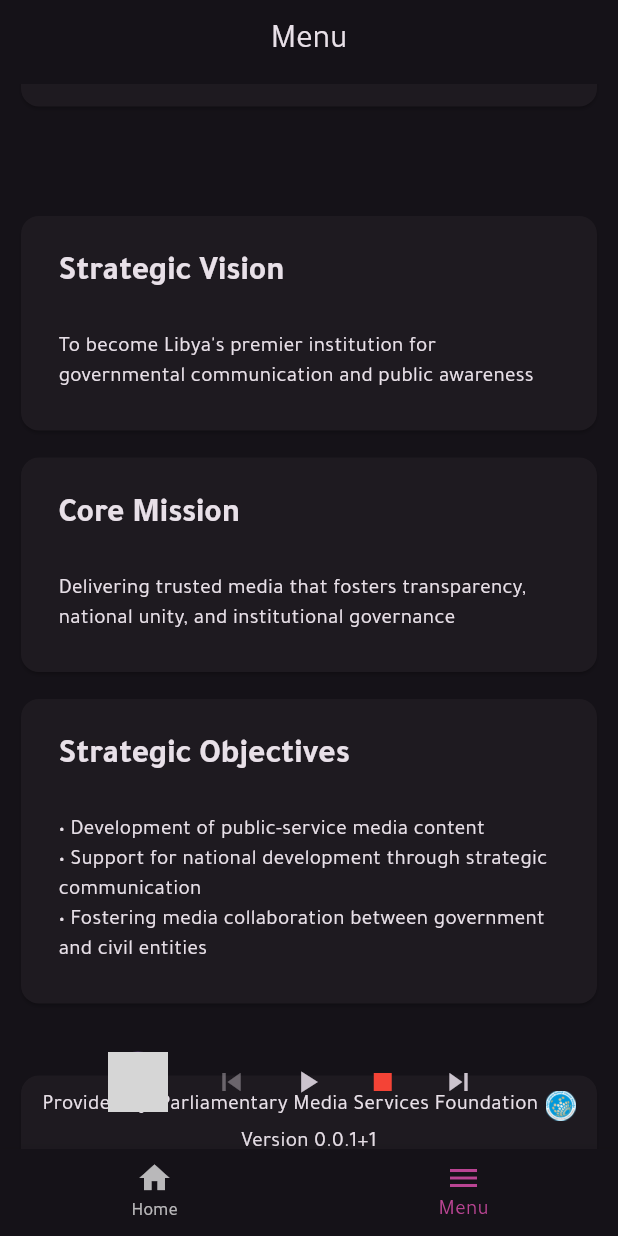
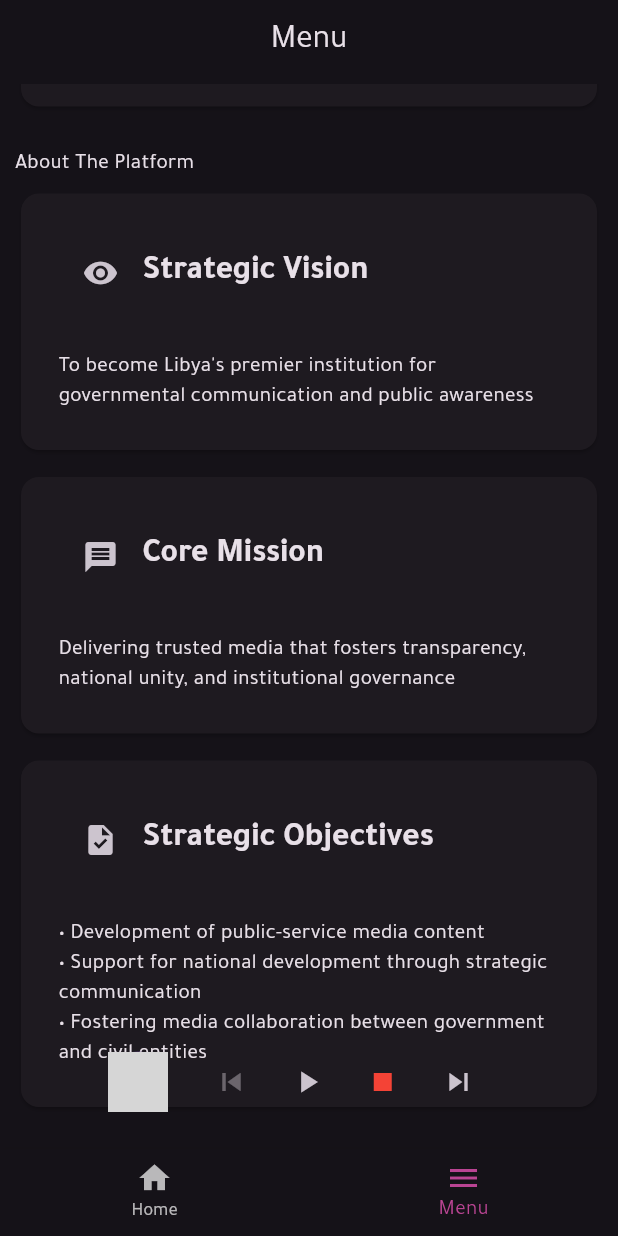
Before and after one commit to HusamFathi/ncc, a Flutter app: the SettingsPage screen opened by its route, scrolled down 576 dp, on a phone screen of 412 x 824 dp. Run offline on Flutter 3.47's test engine with Material 3 defaults, Android fonts, the phone set to English and light mode, and no system bars; our stand-ins replace bloc, cached_network_image, carousel_slider, concentric_transition, equatable, flutter_animate and 14 more; missing offline and left inert: encrypt_shared_preferences, language_code, liquid_glass_easy; network calls fail; statements that could not run were skipped; grey boxes are pictures that could not be loaded.

Commit message:
feat: add 'About the Platform' localization in Arabic and English; enhance InfoCardWidget with icons in NccInfoWidget

```diff
--- a/ncc_app/lib/l10n/app_ar.arb
+++ b/ncc_app/lib/l10n/app_ar.arb
@@ -49,6 +49,7 @@
   "cancel": "إلغاء",
   "selectLanguage": "اختر اللغة",
   "menu": "القائمة",
+  "aboutPlatform": "حول المنصة",
   "home": "الرئيسية",
   "notionRadioSlogan": "راديو الأمة... نبض الأمة",
   "notionRadioForHeritageSlogan": "صدى الماضي... ونبض الحاضر",
--- a/ncc_app/lib/l10n/app_en.arb
+++ b/ncc_app/lib/l10n/app_en.arb
@@ -11,6 +11,7 @@
   "unKnownErrorMessage": "Unexpected error occurred",
   "unableToLoadLocalData": "Failed to load local data",
   "syncWithSystem": "Sync with system settings",
+  "aboutPlatform":"About the Platform",
   "msfSlideTitle": "Powered by",
   "onboardingGoalsTitle": "Our Goals",
   "radioVolume": "Radio Volume",
--- a/ncc_app/lib/l10n/app_localizations.dart
+++ b/ncc_app/lib/l10n/app_localizations.dart
@@ -169,6 +169,12 @@ abstract class AppLocalizations {
   /// In en, this message translates to:
   /// **'Sync with system settings'**
   String get syncWithSystem;
+
+  /// No description provided for @aboutPlatform.
+  ///
+  /// In en, this message translates to:
+  /// **'About the Platform'**
+  String get aboutPlatform;
 
   /// No description provided for @msfSlideTitle.
   ///
--- a/ncc_app/lib/l10n/app_localizations_ar.dart
+++ b/ncc_app/lib/l10n/app_localizations_ar.dart
@@ -44,6 +44,9 @@ class AppLocalizationsAr extends AppLocalizations {
 
   @override
   String get syncWithSystem => 'مزامنة مع إعدادات النظام';
+
+  @override
+  String get aboutPlatform => 'حول المنصة';
 
   @override
   String get msfSlideTitle => 'بدعم من';
--- a/ncc_app/lib/l10n/app_localizations_en.dart
+++ b/ncc_app/lib/l10n/app_localizations_en.dart
@@ -44,6 +44,9 @@ class AppLocalizationsEn extends AppLocalizations {
 
   @override
   String get syncWithSystem => 'Sync with system settings';
+
+  @override
+  String get aboutPlatform => 'About the Platform';
 
   @override
   String get msfSlideTitle => 'Powered by';
--- a/ncc_app/lib/src/home/presentation/widgets/ncc_info/info_card_widget.dart
+++ b/ncc_app/lib/src/home/presentation/widgets/ncc_info/info_card_widget.dart
@@ -9,10 +9,11 @@ class InfoCardWidget extends StatelessWidget {
   const InfoCardWidget({
     super.key,
     required this.title,
-    required this.description,
+    required this.description, required this.icon,
   });
   final String title;
   final String description;
+  final IconData icon;
 
   @override
   Widget build(BuildContext context) {
@@ -26,11 +27,14 @@ class InfoCardWidget extends StatelessWidget {
               mainAxisSize: MainAxisSize.min,
               crossAxisAlignment: CrossAxisAlignment.start,
               children: [
-                Text(
-                  title.toTitle(),
-                  style: Theme.of(
-                    context,
-                  ).textTheme.titleLarge!.copyWith(fontWeight: FontWeight.bold),
+                ListTile(
+                  leading: Icon(icon),
+                  title: Text(
+                    title.toTitle(),
+                    style: Theme.of(context).textTheme.titleLarge!.copyWith(
+                      fontWeight: FontWeight.bold,
+                    ),
+                  ),
                 ),
                 Gap(kMediumGap),
                 Text(description.capitalizeFirstLetter()),
--- a/ncc_app/lib/src/home/presentation/widgets/ncc_info/ncc_info_widget.dart
+++ b/ncc_app/lib/src/home/presentation/widgets/ncc_info/ncc_info_widget.dart
@@ -14,9 +14,9 @@ class NccInfoWidget extends StatelessWidget {
       width: 650,
       child: Column(
         children: [
-          Gap(kLargeGap),
           InfoCardWidget(
             title: Tr.of(context).ourVision,
+            icon: Icons.remove_red_eye,
             description: Tr.of(context).nccVision,
           ),
 
@@ -24,12 +24,14 @@ class NccInfoWidget extends StatelessWidget {
 
           InfoCardWidget(
             title: Tr.of(context).ourMessage,
+            icon: Icons.message,
             description: Tr.of(context).nccMessage,
           ),
           Gap(kSmallGap),
 
           InfoCardWidget(
             title: Tr.of(context).ourGoals,
+            icon: Icons.task,
             description: Tr.of(context).nccGoals,
           ),
         ],
--- a/ncc_app/lib/src/settings/presentation/pages/settings_page.dart
+++ b/ncc_app/lib/src/settings/presentation/pages/settings_page.dart
@@ -122,6 +122,8 @@ class SettingsPage extends StatelessWidget {
                         ),
                       ),
                       Gap(kMediumGap),
+                      Text(Tr.of(context).aboutPlatform.toTitle()),
+                      Gap(kTinyGap),
                       NccInfoWidget(),
                       Gap(kLargeGap),
                       Card(
@@ -129,29 +131,20 @@ class SettingsPage extends StatelessWidget {
                           padding: const EdgeInsets.all(kSmallPadding),
                           child: Column(
                             children: [
-                              Row(
-                                mainAxisSize: MainAxisSize.min,
-                                mainAxisAlignment: MainAxisAlignment.center,
-                                crossAxisAlignment: CrossAxisAlignment.center,
-                                children: [
-                                  Text(
-                                    Tr.of(context)
-                                        .powerBy(
-                                          Tr.of(context).msfhor.toTitle(),
-                                        )
-                                        .toTitle(),
-                                  ),
-                                  Gap(5),
-                                  Image.asset(
-                                    'assets/images/mof.png',
-                                    height: 20,
-                                    width: 20,
-                                  ),
-                                ],
+                              ListTile(
+                                subtitle: AppVersionWidget(),
+
+                                title: Text(
+                                  Tr.of(context)
+                                      .powerBy(Tr.of(context).msfhor.toTitle())
+                                      .toTitle(),
+                                ),
+                                leading: Image.asset(
+                                  'assets/images/mof.png',
+                                  height: 40,
+                                  width: 40,
+                                ),
                               ),
-                              Gap(kTinyGap),
-
-                              Center(child: AppVersionWidget()),
                             ],
                           ),
                         ),
--- a/ncc_app/lib/src/settings/presentation/widgets/radio_sound_volume_widget.dart
+++ b/ncc_app/lib/src/settings/presentation/widgets/radio_sound_volume_widget.dart
@@ -1,12 +1,12 @@
 import 'package:flutter/material.dart';
 import 'package:flutter_bloc/flutter_bloc.dart';
 import 'package:gap/gap.dart';
+
 import '../../../../core/locale/app_localizations_helper.dart';
 import '../../../../core/utils/constants.dart';
 import '../../../radio/presentation/blocs/radio_stream/radio_stream_bloc.dart';
+import '../../domain/entities/device_settings.dart';
 import '../blocs/device_settings/device_settings_bloc.dart';
-
-import '../../domain/entities/device_settings.dart';
 
 class RadioSoundVolumeWidget extends StatelessWidget {
   const RadioSoundVolumeWidget({super.key});
@@ -29,6 +29,20 @@ class RadioSoundVolumeWidget extends StatelessWidget {
           return ListTile(
             leading: Icon(Icons.volume_up),
             title: Text(Tr.of(context).radioVolume),
+
+            trailing: Builder(
+              builder: (context) {
+                if (state is DeviceSettingsLoadedState) {
+                  DeviceSettings deviceSettings = state.deviceSettings;
+                  double volume = deviceSettings.radioVolume;
+                  return Text(
+                    '${(volume * 100).toStringAsFixed(2)}%',
+                    style: Theme.of(context).textTheme.bodyLarge,
+                  );
+                }
+                return SizedBox();
+              },
+            ),
             onTap: () {
               if (state is DeviceSettingsLoadedState) {
                 DeviceSettings deviceSettings = state.deviceSettings;
```
